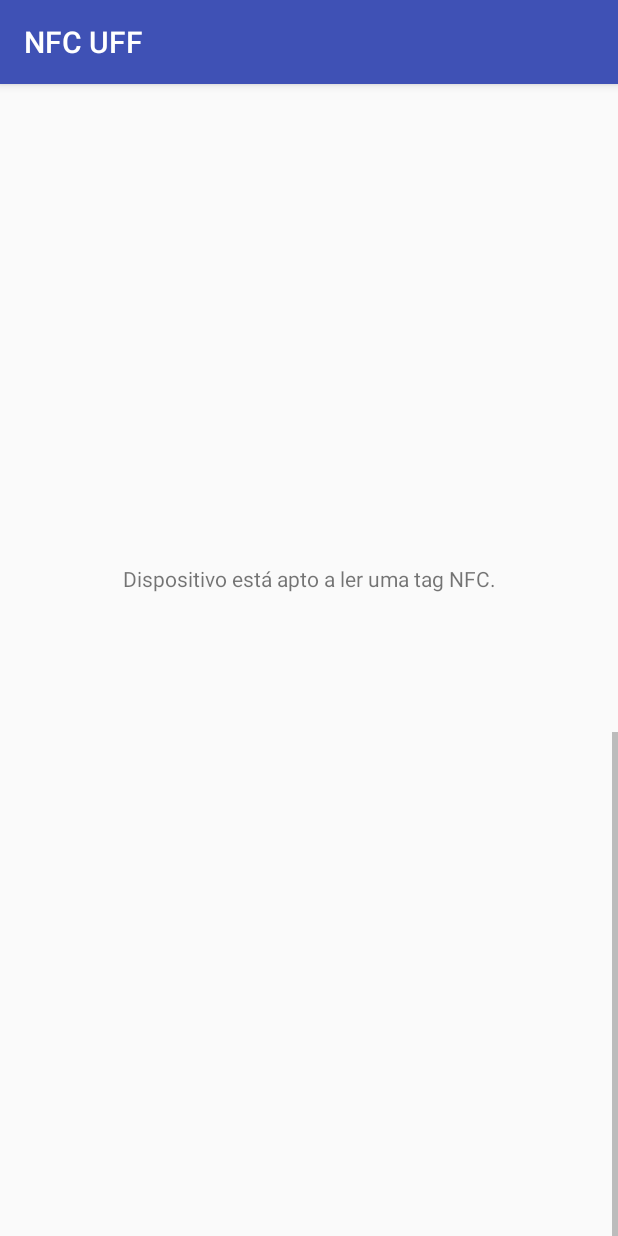
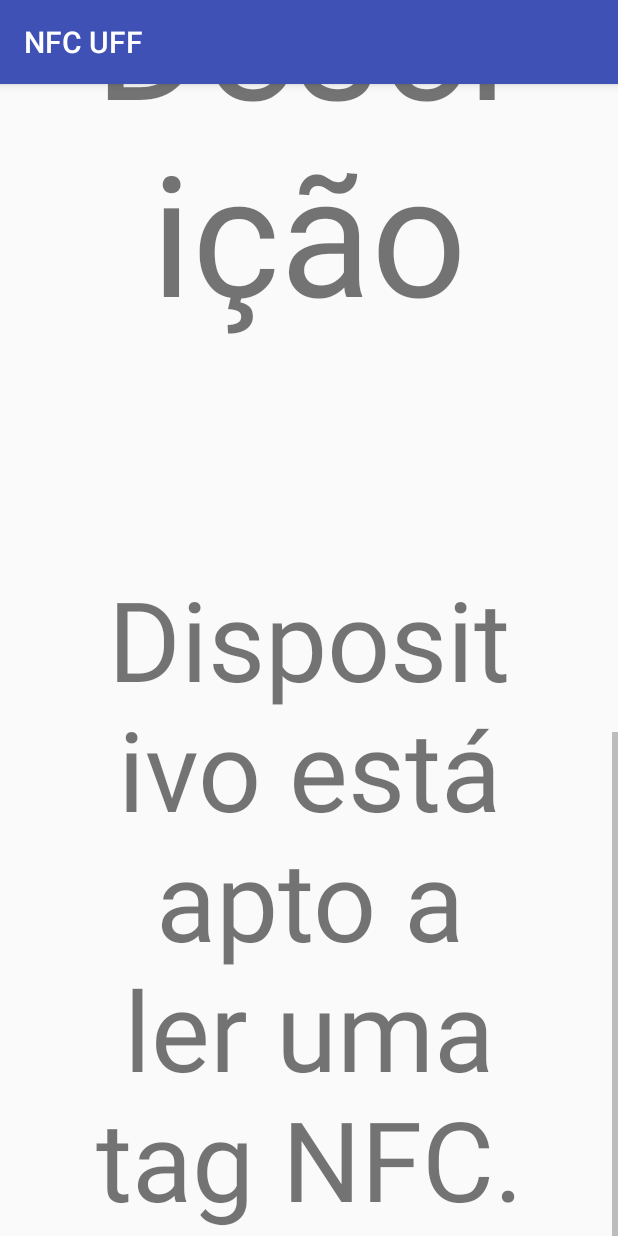
Before and after one commit to FelipeLVieira/NFCUFF, an Android app: the screen it shows after launch (MainActivity), scrolled down 988 dp, on a phone screen of 412 x 824 dp. Run offline under Robolectric (Android 15) with nearby library versions, the phone set to English and light mode, and no system bars; our stand-ins replace Firebase (no records; nobody signed in at launch, a user with empty details on screens opened directly); 1 statement that could not run was skipped.

Commit message:
Auto resize das textviews e adicionado duas tags no método handle intent

```diff
--- a/app/src/main/res/layout/activity_main.xml
+++ b/app/src/main/res/layout/activity_main.xml
@@ -105,7 +105,8 @@
             app:layout_constraintLeft_toLeftOf="parent"
             app:layout_constraintRight_toRightOf="parent"
             app:layout_constraintStart_toStartOf="parent"
-            app:layout_constraintTop_toBottomOf="@+id/txtDescription" />
+            app:layout_constraintTop_toBottomOf="@+id/txtDescription"
+            app:autoSizeTextType="uniform" />
 
         <TextView
             android:id="@+id/txtDescription"
@@ -119,7 +120,8 @@
             android:textSize="30sp"
             app:layout_constraintEnd_toEndOf="parent"
             app:layout_constraintStart_toStartOf="parent"
-            app:layout_constraintTop_toBottomOf="@+id/ivProduct" />
+            app:layout_constraintTop_toBottomOf="@+id/ivProduct"
+            app:autoSizeTextType="uniform" />
 
         <ImageView
             android:id="@+id/ivProduct"
```
Also changed, not shown: app/src/main/java/com/example/nfc/nfcuff/MainActivity.java (+31 -3 lines).
